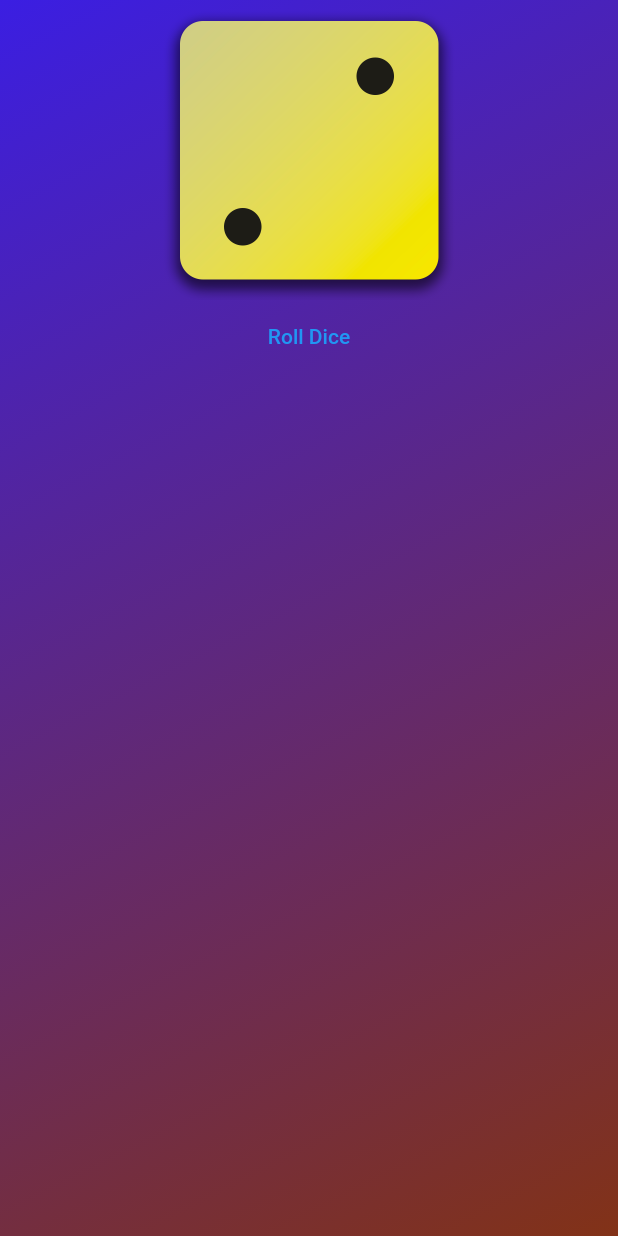
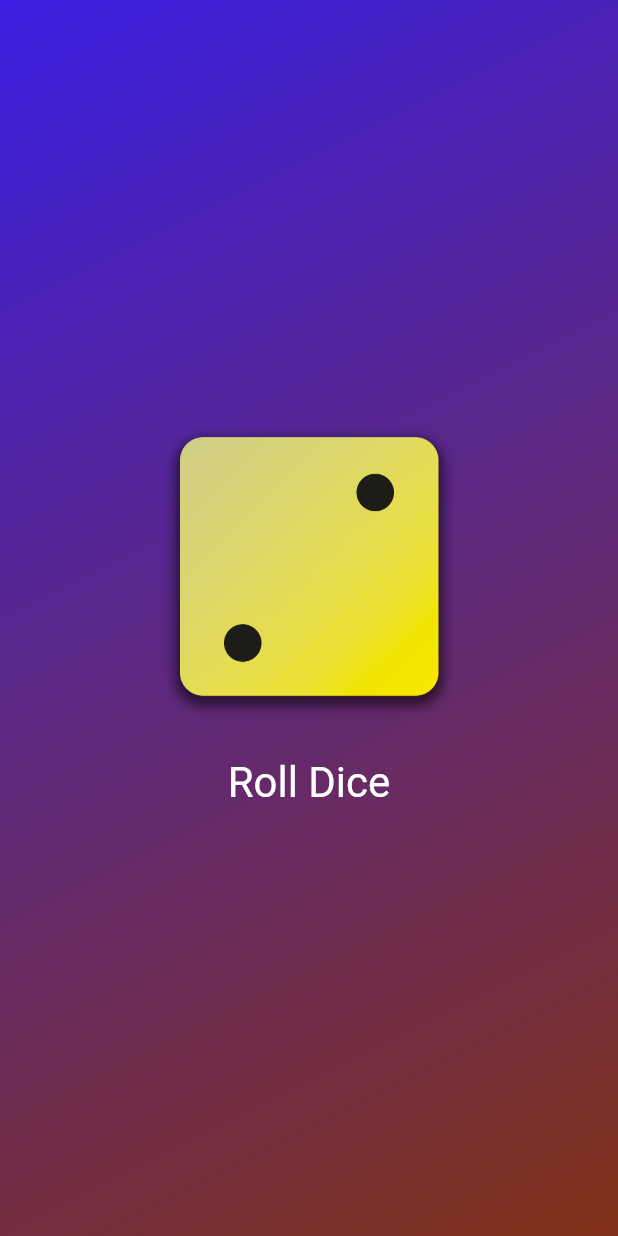
Before and after one commit to olonisakindavid/Roll-Dice-App, a Flutter app: the screen it shows after launch, on a phone screen of 412 x 824 dp. Run offline on Flutter 3.47's test engine with Material 2 defaults, Android fonts, the light colour scheme and no system bars.

Commit message:
centered and increase font size

```diff
--- a/lib/gradient_container.dart
+++ b/lib/gradient_container.dart
@@ -25,13 +25,21 @@ class GradientContainer extends StatelessWidget {
       ),
       child: Center(
         child: Column(
+          mainAxisSize: MainAxisSize.min,
           children: [
             Image.asset(
               'assets/images/dice-2.png',
               width: 200,
             ),
+            const SizedBox(height: 20),
             TextButton(
               onPressed: rollDice,
+              style: TextButton.styleFrom(
+                  // padding: const EdgeInsets.only(
+                  //   top: 20,
+                  // ),
+                  foregroundColor: Colors.white,
+                  textStyle: const TextStyle(fontSize: 28)),
               child: const Text('Roll Dice'),
             )
           ],
```
